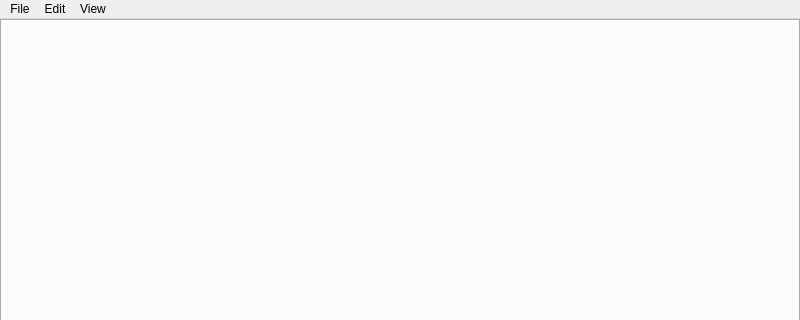
Qt form template/notepad.ui (shivangi-2001/Notepad) before a commit; both pictures show x 0 to 800 and y 0 to 320 of the 800 by 600 pixel window.
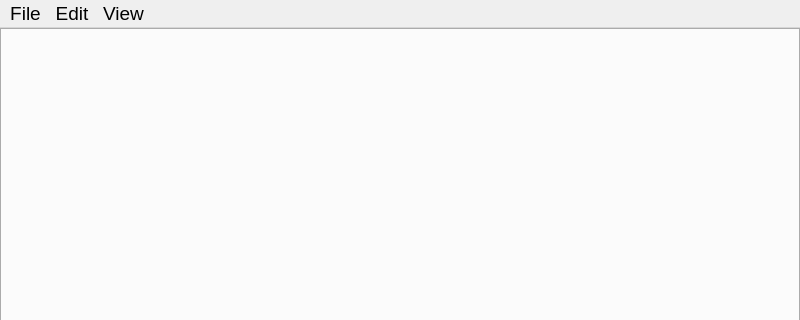
The same form after that commit.

Patch:
```diff
--- a/template/notepad.ui
+++ b/template/notepad.ui
@@ -13,6 +13,9 @@
   <property name="windowTitle">
    <string>Notepad</string>
   </property>
+  <property name="styleSheet">
+   <string notr="true"/>
+  </property>
   <widget class="QWidget" name="centralwidget">
    <layout class="QGridLayout" name="gridLayout">
     <property name="leftMargin">
@@ -51,9 +54,19 @@
      <x>0</x>
      <y>0</y>
      <width>800</width>
-     <height>22</height>
+     <height>27</height>
     </rect>
    </property>
+   <property name="font">
+    <font>
+     <pointsize>14</pointsize>
+     <weight>50</weight>
+     <bold>false</bold>
+     <underline>false</underline>
+     <strikeout>false</strikeout>
+     <kerning>true</kerning>
+    </font>
+   </property>
    <widget class="QMenu" name="menuFile">
     <property name="title">
      <string>File</string>
```
Left out of the diff: 221 changed lines with no effect on the pictures.
